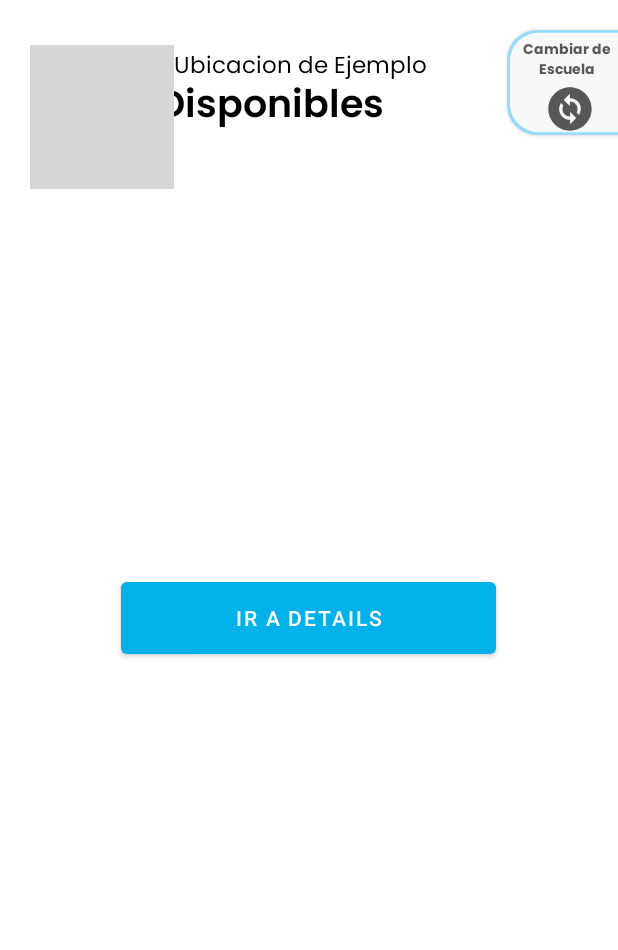
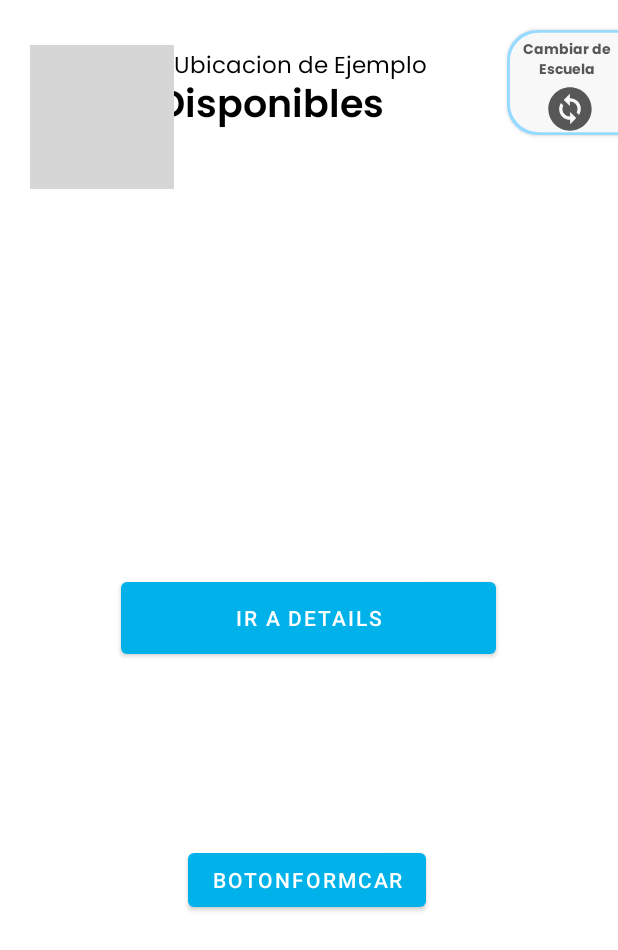
Before and after one commit to AxeLoza21/UniRide, an Android app: the home screen opened directly, with no data from a screen before it, on a phone screen of 412 x 824 dp. Shown: the top 950 px of the screen. Run offline under Robolectric (Android 15) with nearby library versions, the phone set to English and light mode, and no system bars; Roboto replaces fonts that are not available here; grey boxes are pictures that could not be loaded.

```diff
--- a/app/src/main/java/com/example/uniride/home.java
+++ b/app/src/main/java/com/example/uniride/home.java
@@ -3,6 +3,7 @@ package com.example.uniride;
 import androidx.appcompat.app.AppCompatActivity;
 import androidx.cardview.widget.CardView;
 
+import android.annotation.SuppressLint;
 import android.content.Intent;
 import android.os.Bundle;
 import android.view.View;
@@ -11,8 +12,9 @@ import android.widget.Button;
 public class home extends AppCompatActivity {
 
     CardView btn_changeLocation;
-    Button details;
+    Button details, formcar;
 
+    @SuppressLint("MissingInflatedId")
     @Override
     protected void onCreate(Bundle savedInstanceState) {
         super.onCreate(savedInstanceState);
@@ -20,6 +22,7 @@ public class home extends AppCompatActivity {
 
         btn_changeLocation = (CardView)findViewById(R.id.btn_changeLocation);
         details = (Button)findViewById(R.id.irDetails);
+        formcar = (Button)findViewById(R.id.botonformcar);
 
         btn_changeLocation.setOnClickListener(new View.OnClickListener() {
             @Override
@@ -37,5 +40,12 @@ public class home extends AppCompatActivity {
                 startActivity(i);
             }
         });
+        formcar.setOnClickListener(new View.OnClickListener() {
+            @Override
+            public void onClick(View v) {
+                Intent i = new Intent(home.this, FormCar.class);
+                startActivity(i);
+            }
+        });
     }
 }
--- a/app/src/main/res/layout/activity_home.xml
+++ b/app/src/main/res/layout/activity_home.xml
@@ -82,7 +82,17 @@
         android:layout_width="250dp"
         android:layout_height="60dp"
         android:layout_centerInParent="true"
-        android:text="Ir a details"/>
+        android:text="Ir a details" />
+
+    <Button
+        android:id="@+id/botonformcar"
+        android:layout_width="wrap_content"
+        android:layout_height="wrap_content"
+        android:layout_alignParentEnd="true"
+        android:layout_alignParentBottom="true"
+        android:layout_marginEnd="128dp"
+        android:layout_marginBottom="213dp"
+        android:text="botonformcar" />
 
 
 </RelativeLayout>
```
Also changed, not shown: app/src/main/java/com/example/uniride/FormCar.java (+25 -3 lines), app/src/main/res/layout/activity_perfil_general.xml (+9 -9 lines).
